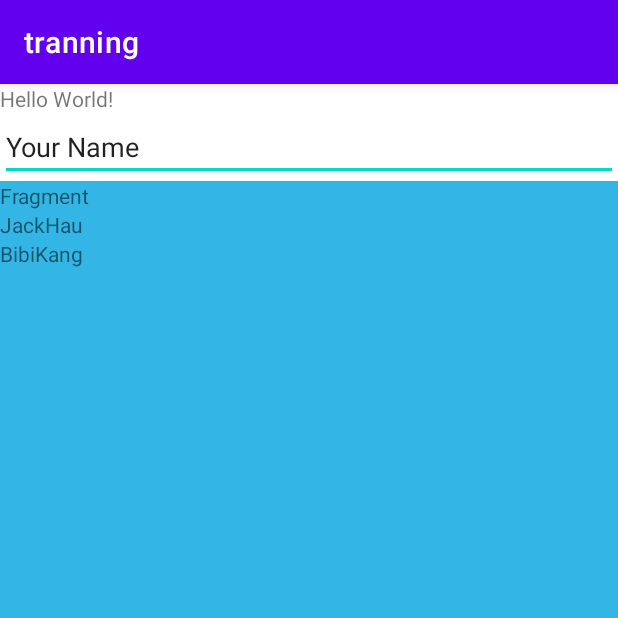
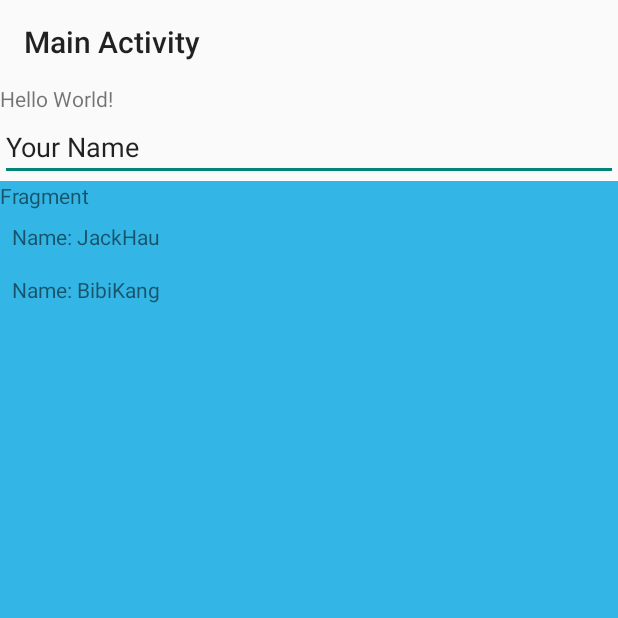
Before and after one commit to jackhau/Android-Basic, an Android app: the screen it shows after launch (MainActivity), on a phone screen of 412 x 824 dp, the top half of it. Run offline under Robolectric (Android 15) with nearby library versions, the phone set to English and light mode, and no system bars.

Commit message:
add toolbar example

```diff
--- a/app/src/main/java/com/example/tranning/MainActivity.kt
+++ b/app/src/main/java/com/example/tranning/MainActivity.kt
@@ -2,17 +2,19 @@ package com.example.tranning
 
 import androidx.appcompat.app.AppCompatActivity
 import android.os.Bundle
-import android.widget.TextView
-import androidx.recyclerview.widget.RecyclerView
-import com.example.tranning.adapter.ProgrammerAdapter
-import com.example.tranning.model.Programmer
+import androidx.appcompat.widget.Toolbar
+
 
 class MainActivity : AppCompatActivity() {
     override fun onCreate(savedInstanceState: Bundle?) {
         super.onCreate(savedInstanceState)
         setContentView(R.layout.activity_main)
 
-        supportFragmentManager.beginTransaction().replace(R.id.fragment_container, MainFragment()).commit()
+        val toolbar: Toolbar = findViewById(R.id.actionbar_toolbar)
+        toolbar.title = "Main Activity"
+
+        supportFragmentManager.beginTransaction().replace(R.id.fragment_container, MainFragment())
+            .commit()
 
     }
 }
--- a/app/src/main/java/com/example/tranning/MainFragment.kt
+++ b/app/src/main/java/com/example/tranning/MainFragment.kt
@@ -38,6 +38,9 @@ class MainFragment: Fragment() {
             role = Role.BACKEND_DEVELOPER.value
         }
 
+        programmers.add(programmerA)
+        programmers.add(programmerB)
+
         for (programmer in programmers) {
             Log.i("###log", "forObject")
             Log.i("###log", "Name : ${programmer.name}")
@@ -59,8 +62,6 @@ class MainFragment: Fragment() {
             }
         }
 
-        programmers.add(programmerA)
-        programmers.add(programmerB)
         val programmerAdapter = ProgrammerAdapter(programmers)
 
         recyclerView.adapter = programmerAdapter
--- a/app/src/main/res/layout/activity_main.xml
+++ b/app/src/main/res/layout/activity_main.xml
@@ -1,10 +1,31 @@
 <?xml version="1.0" encoding="utf-8"?>
-<LinearLayout xmlns:android="http://schemas.android.com/apk/res/android"
+
+<androidx.coordinatorlayout.widget.CoordinatorLayout xmlns:android="http://schemas.android.com/apk/res/android"
     xmlns:app="http://schemas.android.com/apk/res-auto"
     xmlns:tools="http://schemas.android.com/tools"
     android:layout_width="match_parent"
+    android:layout_height="match_parent">
+
+    <com.google.android.material.appbar.AppBarLayout
+        android:layout_width="match_parent"
+        android:layout_height="wrap_content"
+        android:background="@android:color/transparent"
+        app:elevation="0dp">
+
+        <androidx.appcompat.widget.Toolbar
+            android:id="@+id/actionbar_toolbar"
+            android:layout_width="match_parent"
+            android:layout_height="?android:attr/actionBarSize">
+
+        </androidx.appcompat.widget.Toolbar>
+
+    </com.google.android.material.appbar.AppBarLayout>
+
+    <LinearLayout
+        android:layout_width="match_parent"
         android:layout_height="match_parent"
         android:orientation="vertical"
+        app:layout_behavior="@string/appbar_scrolling_view_behavior"
         tools:context=".MainActivity">
 
         <TextView
@@ -20,11 +41,13 @@
             android:id="@+id/et_your_name"
             android:layout_width="match_parent"
             android:layout_height="wrap_content"
-        android:text="Your Name"/>
+            android:text="Your Name" />
 
         <androidx.fragment.app.FragmentContainerView
             android:id="@+id/fragment_container"
             android:layout_width="match_parent"
-        android:layout_height="match_parent"/>
+            android:layout_height="match_parent" />
 
     </LinearLayout>
+
+</androidx.coordinatorlayout.widget.CoordinatorLayout>
--- a/app/src/main/res/layout/programmer_item.xml
+++ b/app/src/main/res/layout/programmer_item.xml
@@ -1,18 +1,27 @@
 <?xml version="1.0" encoding="utf-8"?>
 <androidx.constraintlayout.widget.ConstraintLayout xmlns:android="http://schemas.android.com/apk/res/android"
+    xmlns:app="http://schemas.android.com/apk/res-auto"
+    xmlns:tools="http://schemas.android.com/tools"
     android:layout_width="match_parent"
     android:layout_height="wrap_content"
-    xmlns:tools="http://schemas.android.com/tools"
-    xmlns:app="http://schemas.android.com/apk/res-auto">
+    android:padding="8dp">
+
+    <TextView
+        android:id="@+id/name"
+        android:layout_width="wrap_content"
+        android:layout_height="wrap_content"
+        android:text="Name: "
+        app:layout_constraintLeft_toLeftOf="parent"
+        app:layout_constraintTop_toTopOf="parent" />
 
     <TextView
         android:id="@+id/programmer_name"
-        android:layout_width="match_parent"
+        android:layout_width="0dp"
         android:layout_height="wrap_content"
-        tools:text="huey shy"
+        app:layout_constraintLeft_toRightOf="@id/name"
+        app:layout_constraintRight_toRightOf="parent"
         app:layout_constraintTop_toTopOf="parent"
-        app:layout_constraintLeft_toLeftOf="parent"/>
-
+        tools:text="huey shy" />
 
 
 </androidx.constraintlayout.widget.ConstraintLayout>
--- a/app/src/main/res/values/themes.xml
+++ b/app/src/main/res/values/themes.xml
@@ -1,6 +1,6 @@
 <resources xmlns:tools="http://schemas.android.com/tools">
     <!-- Base application theme. -->
-    <style name="Theme.Tranning" parent="Theme.MaterialComponents.DayNight.DarkActionBar">
+    <style name="Theme.Tranning" parent="Theme.AppCompat.Light.NoActionBar">
         <!-- Primary brand color. -->
         <item name="colorPrimary">@color/purple_500</item>
         <item name="colorPrimaryVariant">@color/purple_700</item>
```
Lines whose indentation alone changed are shown as unchanged.
